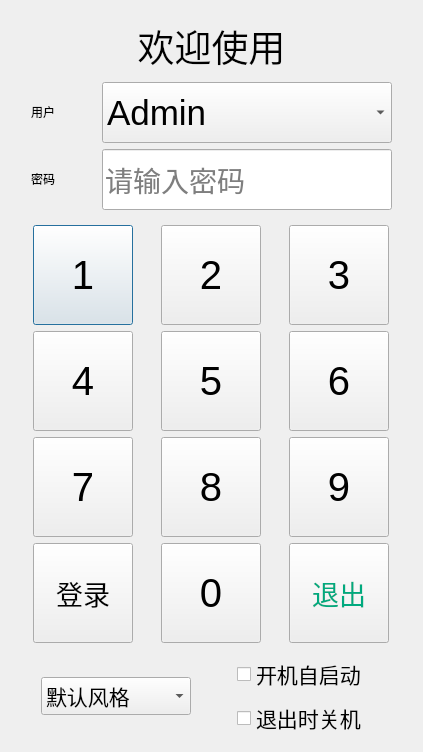
This is Device360/LoginDialog.ui in zhaoxiaochun-art/360 as Qt 5 draws it before an edit. The edited form follows.
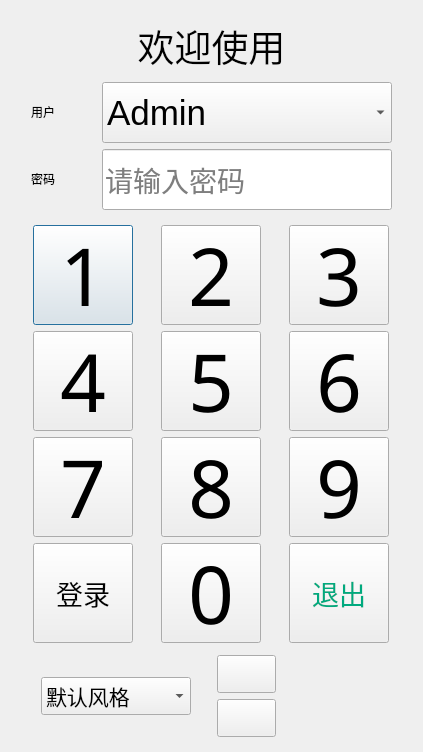
This is the edited form.

What changed in the file:
```diff
--- a/Device360/LoginDialog.ui
+++ b/Device360/LoginDialog.ui
@@ -253,8 +253,13 @@
        </property>
        <property name="font">
         <font>
-         <family>Arial</family>
-         <pointsize>30</pointsize>
+         <family>Imprint MT Shadow</family>
+         <pointsize>60</pointsize>
+         <weight>50</weight>
+         <italic>false</italic>
+         <bold>false</bold>
+         <underline>false</underline>
+         <strikeout>false</strikeout>
         </font>
        </property>
        <property name="text">
@@ -284,8 +289,13 @@
        </property>
        <property name="font">
         <font>
-         <family>Arial</family>
-         <pointsize>30</pointsize>
+         <family>Imprint MT Shadow</family>
+         <pointsize>60</pointsize>
+         <weight>50</weight>
+         <italic>false</italic>
+         <bold>false</bold>
+         <underline>false</underline>
+         <strikeout>false</strikeout>
         </font>
        </property>
        <property name="text">
@@ -315,8 +325,13 @@
        </property>
        <property name="font">
         <font>
-         <family>Arial</family>
-         <pointsize>30</pointsize>
+         <family>Imprint MT Shadow</family>
+         <pointsize>60</pointsize>
+         <weight>50</weight>
+         <italic>false</italic>
+         <bold>false</bold>
+         <underline>false</underline>
+         <strikeout>false</strikeout>
         </font>
        </property>
        <property name="text">
@@ -346,8 +361,13 @@
        </property>
        <property name="font">
         <font>
-         <family>Arial</family>
-         <pointsize>30</pointsize>
+         <family>Imprint MT Shadow</family>
+         <pointsize>60</pointsize>
+         <weight>50</weight>
+         <italic>false</italic>
+         <bold>false</bold>
+         <underline>false</underline>
+         <strikeout>false</strikeout>
         </font>
        </property>
        <property name="text">
@@ -377,8 +397,13 @@
        </property>
        <property name="font">
         <font>
-         <family>Arial</family>
-         <pointsize>30</pointsize>
+         <family>Imprint MT Shadow</family>
+         <pointsize>60</pointsize>
+         <weight>50</weight>
+         <italic>false</italic>
+         <bold>false</bold>
+         <underline>false</underline>
+         <strikeout>false</strikeout>
         </font>
        </property>
        <property name="text">
@@ -408,8 +433,13 @@
        </property>
        <property name="font">
         <font>
-         <family>Arial</family>
-         <pointsize>30</pointsize>
+         <family>Imprint MT Shadow</family>
+         <pointsize>60</pointsize>
+         <weight>50</weight>
+         <italic>false</italic>
+         <bold>false</bold>
+         <underline>false</underline>
+         <strikeout>false</strikeout>
         </font>
        </property>
        <property name="text">
@@ -439,8 +469,13 @@
        </property>
        <property name="font">
         <font>
-         <family>Arial</family>
-         <pointsize>30</pointsize>
+         <family>Imprint MT Shadow</family>
+         <pointsize>60</pointsize>
+         <weight>50</weight>
+         <italic>false</italic>
+         <bold>false</bold>
+         <underline>false</underline>
+         <strikeout>false</strikeout>
         </font>
        </property>
        <property name="text">
@@ -470,8 +505,13 @@
        </property>
        <property name="font">
         <font>
-         <family>Arial</family>
-         <pointsize>30</pointsize>
+         <family>Imprint MT Shadow</family>
+         <pointsize>60</pointsize>
+         <weight>50</weight>
+         <italic>false</italic>
+         <bold>false</bold>
+         <underline>false</underline>
+         <strikeout>false</strikeout>
         </font>
        </property>
        <property name="text">
@@ -501,8 +541,13 @@
        </property>
        <property name="font">
         <font>
-         <family>Arial</family>
-         <pointsize>30</pointsize>
+         <family>Imprint MT Shadow</family>
+         <pointsize>60</pointsize>
+         <weight>50</weight>
+         <italic>false</italic>
+         <bold>false</bold>
+         <underline>false</underline>
+         <strikeout>false</strikeout>
         </font>
        </property>
        <property name="text">
@@ -560,8 +605,13 @@
        </property>
        <property name="font">
         <font>
-         <family>Arial</family>
-         <pointsize>30</pointsize>
+         <family>Imprint MT Shadow</family>
+         <pointsize>60</pointsize>
+         <weight>50</weight>
+         <italic>false</italic>
+         <bold>false</bold>
+         <underline>false</underline>
+         <strikeout>false</strikeout>
         </font>
        </property>
        <property name="text">
@@ -710,7 +760,7 @@
        </property>
        <property name="sizeHint" stdset="0">
         <size>
-         <width>40</width>
+         <width>20</width>
          <height>1</height>
         </size>
        </property>
@@ -719,7 +769,7 @@
      <item>
       <layout class="QVBoxLayout" name="verticalLayout">
        <item>
-        <widget class="QCheckBox" name="cB_turnOn">
+        <widget class="QPushButton" name="cB_turnOn">
          <property name="font">
           <font>
            <family>幼圆</family>
@@ -727,12 +777,15 @@
           </font>
          </property>
          <property name="text">
-          <string>开机自启动</string>
+          <string/>
+         </property>
+         <property name="checkable">
+          <bool>true</bool>
          </property>
         </widget>
        </item>
        <item>
-        <widget class="QCheckBox" name="cB_turnOff">
+        <widget class="QPushButton" name="cB_turnOff">
          <property name="font">
           <font>
            <family>幼圆</family>
@@ -740,12 +793,28 @@
           </font>
          </property>
          <property name="text">
-          <string>退出时关机</string>
+          <string/>
+         </property>
+         <property name="checkable">
+          <bool>true</bool>
          </property>
         </widget>
        </item>
       </layout>
      </item>
+     <item>
+      <spacer name="horizontalSpacer_2">
+       <property name="orientation">
+        <enum>Qt::Horizontal</enum>
+       </property>
+       <property name="sizeHint" stdset="0">
+        <size>
+         <width>40</width>
+         <height>20</height>
+        </size>
+       </property>
+      </spacer>
+     </item>
     </layout>
    </item>
   </layout>
```
